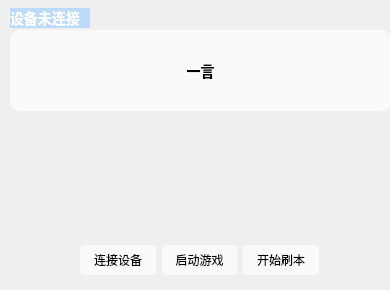
Qt form arknightsUI.ui (ander1023/ArkAuto) before a commit.
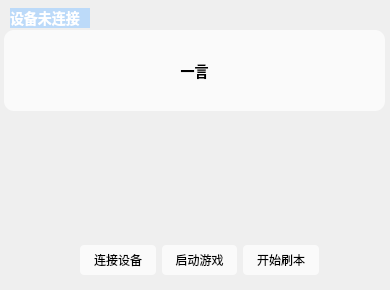
The same form after that commit. Icons and pictures are not drawn.

```diff
--- a/arknightsUI.ui
+++ b/arknightsUI.ui
@@ -103,7 +103,7 @@
     <widget class="QLabel" name="label_2">
      <property name="geometry">
       <rect>
-       <x>10</x>
+       <x>4</x>
        <y>30</y>
        <width>381</width>
        <height>81</height>
@@ -118,6 +118,9 @@
      <property name="alignment">
       <set>Qt::AlignCenter</set>
      </property>
+     <property name="margin">
+      <number>10</number>
+     </property>
     </widget>
    </widget>
   </widget>
```
